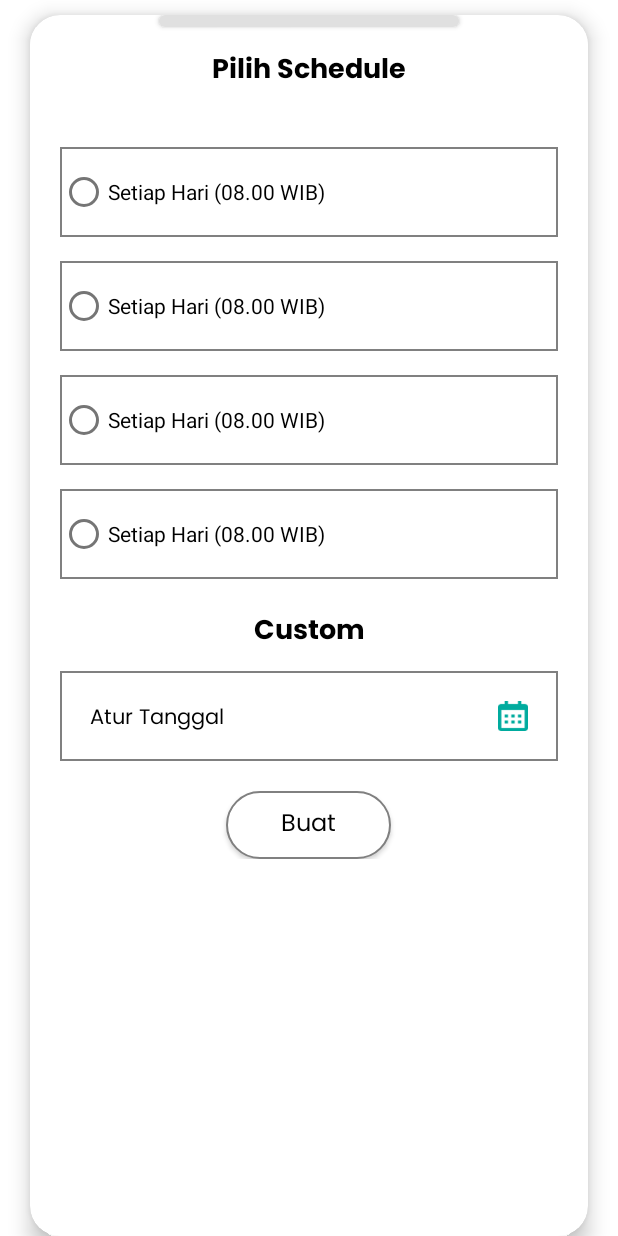
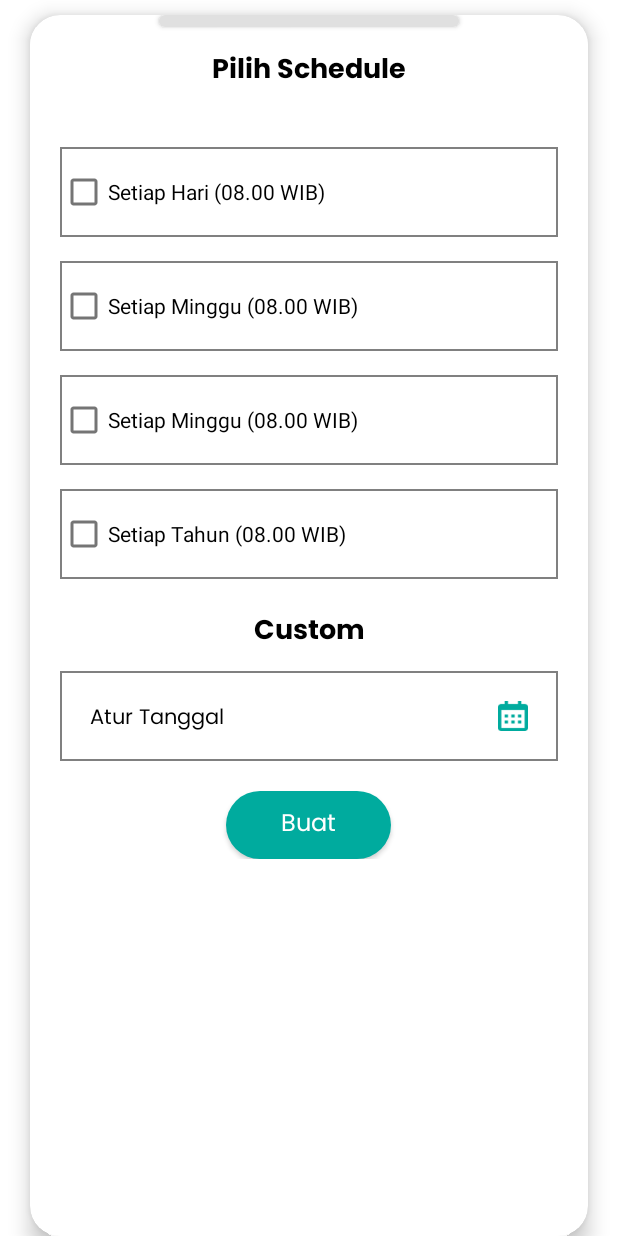
Before and after one commit to fahmi54321/UCast, an Android app: the layout layout_sheet_customers.xml on its own in the app's theme, with its tools: preview values and no code run, on a phone screen of 412 x 824 dp. Run offline under Robolectric (Android 15) with nearby library versions, the light colour scheme and no system bars.

Commit message:
memperbaiki layout details customer, layout button sheet success send schedule

```diff
--- a/app/build.gradle
+++ b/app/build.gradle
@@ -85,6 +85,7 @@ dependencies {
     implementation 'com.google.android.material:material:1.3.0'
 
     implementation 'androidx.paging:paging-runtime:3.0.0-beta02'
+    implementation "androidx.paging:paging-rxjava2:3.0.0-beta02"
 
     //rx
     implementation 'io.reactivex.rxjava2:rxjava:2.2.19'
--- a/app/src/main/res/layout/layout_sheet_customers.xml
+++ b/app/src/main/res/layout/layout_sheet_customers.xml
@@ -38,37 +38,41 @@
             android:layout_height="match_parent"
             android:orientation="vertical"
             android:layout_margin="20dp">
-            <RadioGroup
+            <LinearLayout
                 android:id="@+id/rgSchedule"
                 android:layout_width="match_parent"
-                android:layout_height="wrap_content">
-                <RadioButton
+                android:layout_height="wrap_content"
+                android:orientation="vertical">
+                <CheckBox
                     android:id="@+id/rbEveryDay"
                     android:layout_width="match_parent"
                     android:layout_height="60dp"
                     android:text="@string/everyday"
-                    android:background="@drawable/bg_item_list_customers"></RadioButton>
-                <RadioButton
+                    android:background="@drawable/bg_item_list_customers"></CheckBox>
+                <CheckBox
+                    android:id="@+id/rbEveryWeek"
                     android:layout_marginTop="16dp"
                     android:layout_width="match_parent"
                     android:layout_height="60dp"
-                    android:text="@string/everyday"
-                    android:background="@drawable/bg_item_list_customers"></RadioButton>
-                <RadioButton
+                    android:text="@string/everyweek"
+                    android:background="@drawable/bg_item_list_customers"></CheckBox>
+                <CheckBox
+                    android:id="@+id/rbEveryMonth"
                     android:layout_marginTop="16dp"
                     android:layout_width="match_parent"
                     android:layout_height="60dp"
-                    android:text="@string/everyday"
-                    android:background="@drawable/bg_item_list_customers"></RadioButton>
-                <RadioButton
+                    android:text="@string/everimonth"
+                    android:background="@drawable/bg_item_list_customers"></CheckBox>
+                <CheckBox
+                    android:id="@+id/rbEveryYear"
                     android:layout_marginTop="16dp"
                     android:layout_width="match_parent"
                     android:layout_height="60dp"
-                    android:text="@string/everyday"
-                    android:background="@drawable/bg_item_list_customers"></RadioButton>
+                    android:text="@string/everyyear"
+                    android:background="@drawable/bg_item_list_customers"></CheckBox>
 
 
-            </RadioGroup>
+            </LinearLayout>
             <TextView
                 android:id="@+id/txtCustom"
                 android:layout_width="match_parent"
@@ -111,8 +115,8 @@
                 android:id="@+id/btnBuat"
                 android:layout_marginTop="20dp"
                 android:layout_gravity="center"
-                style="@style/Button.primary"
-                android:background="@drawable/btn_send"
+                style="@style/Button.secondary"
+                android:background="@drawable/btn_schedule"
                 android:layout_width="110dp"
                 android:layout_height="45dp"
                 android:text="@string/buat" />
--- a/app/src/main/res/layout/layout_sheet_success_send_schedule.xml
+++ b/app/src/main/res/layout/layout_sheet_success_send_schedule.xml
@@ -1,7 +1,7 @@
 <?xml version="1.0" encoding="utf-8"?>
 <androidx.cardview.widget.CardView xmlns:android="http://schemas.android.com/apk/res/android"
     android:layout_width="match_parent"
-    android:layout_height="wrap_content"
+    android:layout_height="match_parent"
     android:id="@+id/bottomsheettSuccess"
     xmlns:app="http://schemas.android.com/apk/res-auto"
     app:behavior_hideable="true"
--- a/app/src/main/res/values/strings.xml
+++ b/app/src/main/res/values/strings.xml
@@ -47,4 +47,7 @@
     <string name="masuk">Masuk</string>
     <string name="belum_punya">Belum Punya Akun?<font color="#ffff0000">, Daftar Disini</font></string>
     <string name="atau">Atau</string>
+    <string name="everyweek">Setiap Minggu (08.00 WIB)</string>
+    <string name="everimonth">Setiap Minggu (08.00 WIB)</string>
+    <string name="everyyear">Setiap Tahun (08.00 WIB)</string>
 </resources>
```
Also changed, not shown: app/src/main/java/com/android/ucast/View/Customers/DetailsCustomerActivity.kt (+44 -6 lines), app/src/main/res/drawable/circle_empty.xml (added, +10 -0 lines), app/src/main/res/drawable/circle_green.xml (added, +10 -0 lines), app/src/main/res/drawable/custom_checkbox.xml (added, +10 -0 lines).
